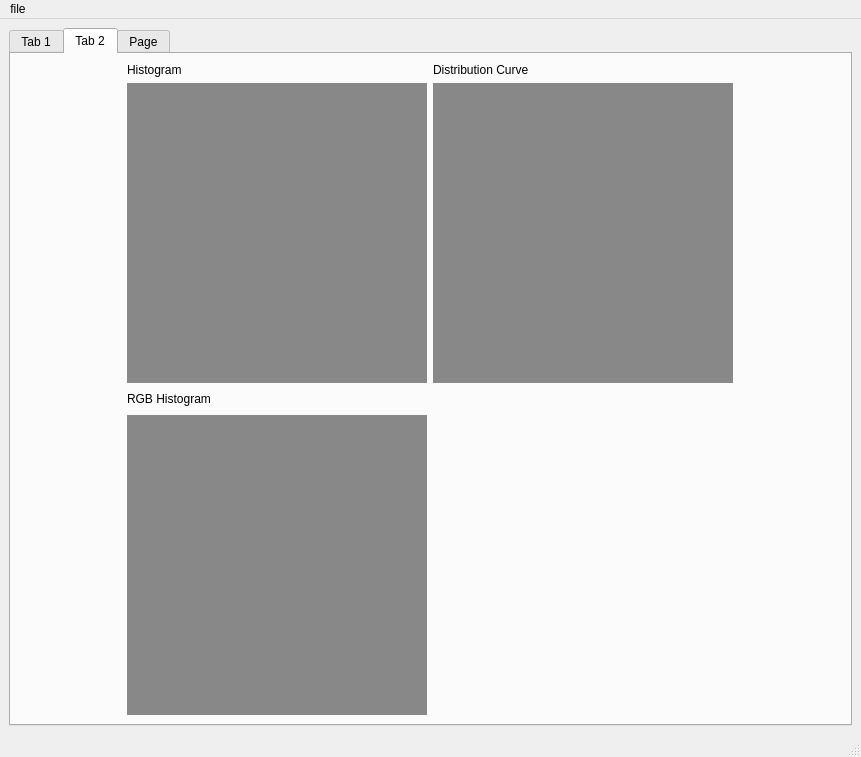
The window that main.ui (hassanowis/Vision-Pro-Toolkit) describes before a commit, drawn with Qt 5.
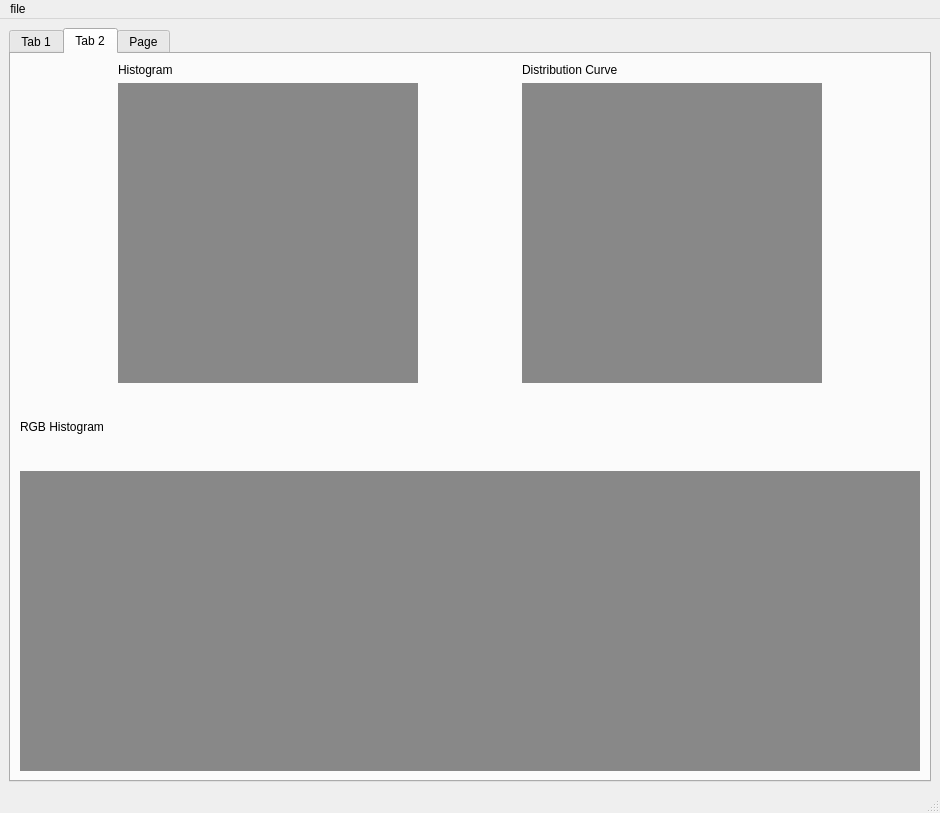
The same window after the commit. The open tabs and pages were chosen to show the change.

Commit message: RGB histograms and thresholding

```diff
--- a/main.ui
+++ b/main.ui
@@ -6,8 +6,8 @@
    <rect>
     <x>0</x>
     <y>0</y>
-    <width>861</width>
-    <height>757</height>
+    <width>884</width>
+    <height>813</height>
    </rect>
   </property>
   <property name="windowTitle">
@@ -373,7 +373,7 @@
               </property>
               <property name="minimumSize">
                <size>
-                <width>300</width>
+                <width>900</width>
                 <height>300</height>
                </size>
               </property>
@@ -510,8 +510,8 @@
     <rect>
      <x>0</x>
      <y>0</y>
-     <width>861</width>
-     <height>21</height>
+     <width>884</width>
+     <height>37</height>
     </rect>
    </property>
    <widget class="QMenu" name="menufile">
```
Left out of the diff: 4 changed lines with no effect on the pictures. The commit also changes 2 other files.
